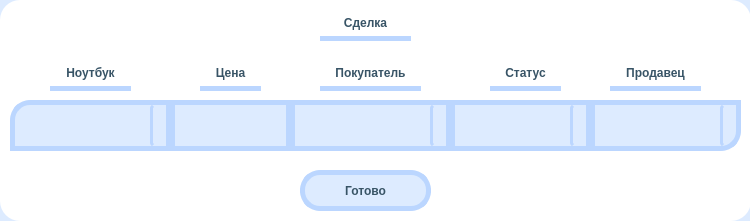
Plnguins/CRM, file CRM/editUI/editDeal.ui: the form before one commit.
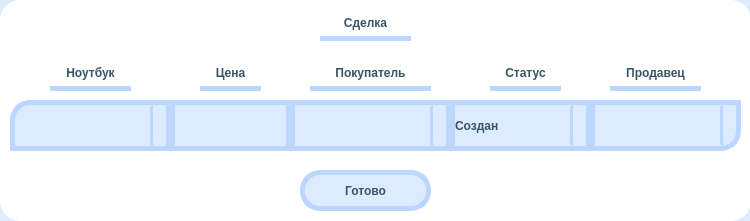
The form after the commit. Icons and pictures are not drawn.

The edit to the form file:
```diff
--- a/CRM/editUI/editDeal.ui
+++ b/CRM/editUI/editDeal.ui
@@ -73,9 +73,9 @@
   <widget class="QLabel" name="Customer">
    <property name="geometry">
     <rect>
-     <x>320</x>
+     <x>310</x>
      <y>60</y>
-     <width>101</width>
+     <width>121</width>
      <height>31</height>
     </rect>
    </property>
@@ -446,6 +446,16 @@
 
 </string>
    </property>
+   <item>
+    <property name="text">
+     <string>Создан</string>
+    </property>
+   </item>
+   <item>
+    <property name="text">
+     <string>Доставлен</string>
+    </property>
+   </item>
   </widget>
   <widget class="QComboBox" name="LaptopChange">
    <property name="geometry">
```
